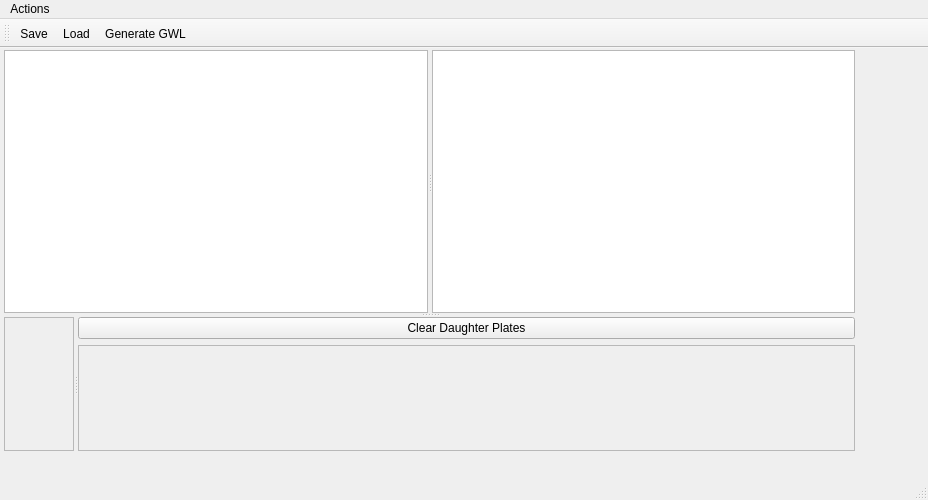
Old version of the form tecanwindow.ui in the repository Praiseplatinum32/InvenesisDBapp.
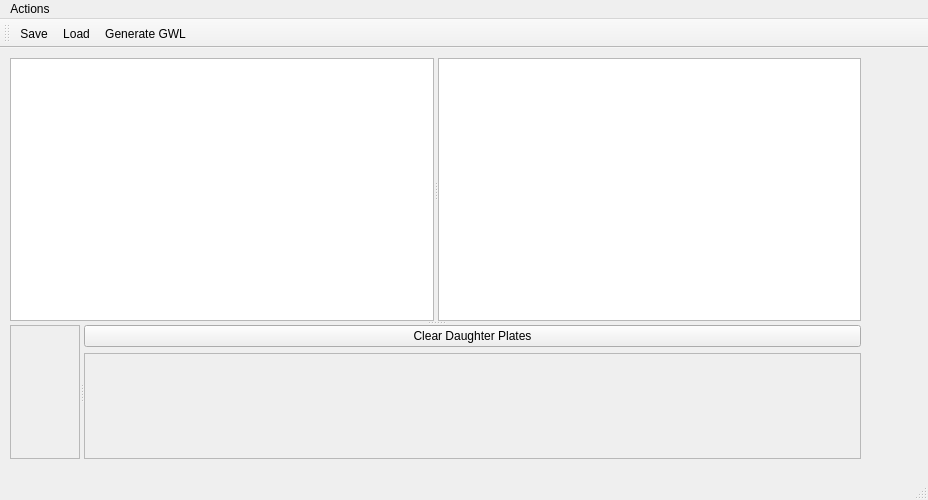
New version of the form. Icons and pictures are not drawn. Custom widgets are drawn as their Qt base class.

```diff
--- a/tecanwindow.ui
+++ b/tecanwindow.ui
@@ -17,8 +17,8 @@
    <widget class="QSplitter" name="splitter_3">
     <property name="geometry">
      <rect>
-      <x>4</x>
-      <y>2</y>
+      <x>10</x>
+      <y>10</y>
       <width>851</width>
       <height>401</height>
      </rect>
@@ -46,7 +46,7 @@
         <rect>
          <x>0</x>
          <y>0</y>
-         <width>249</width>
+         <width>68</width>
          <height>136</height>
         </rect>
        </property>
@@ -75,7 +75,7 @@
            <rect>
             <x>0</x>
             <y>0</y>
-            <width>592</width>
+            <width>773</width>
             <height>104</height>
            </rect>
           </property>
```
